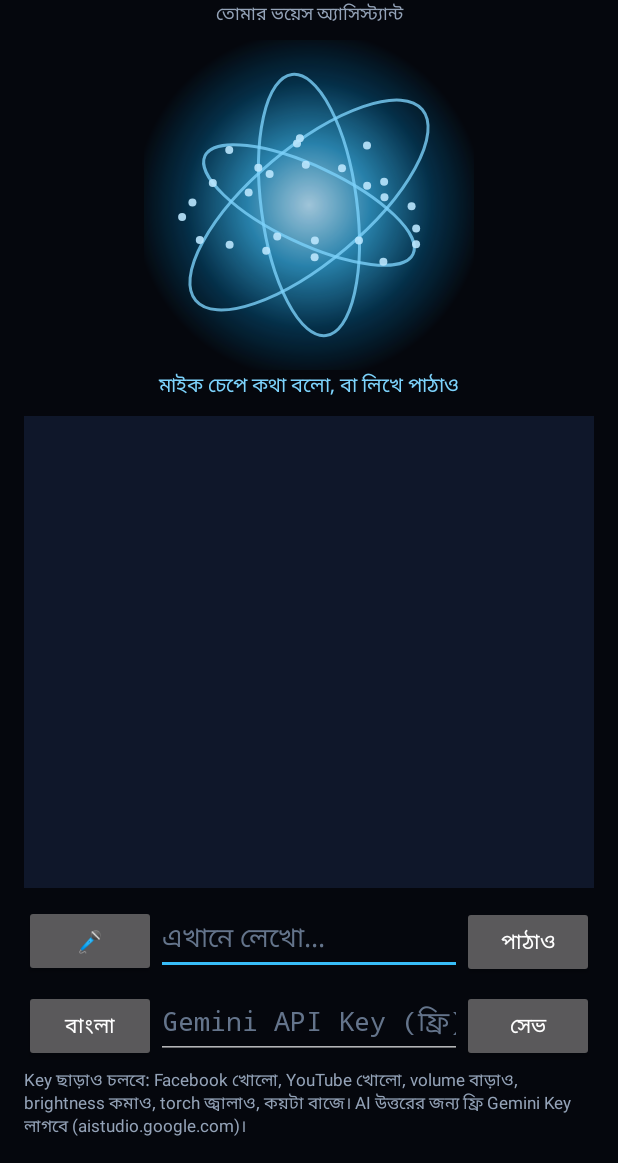
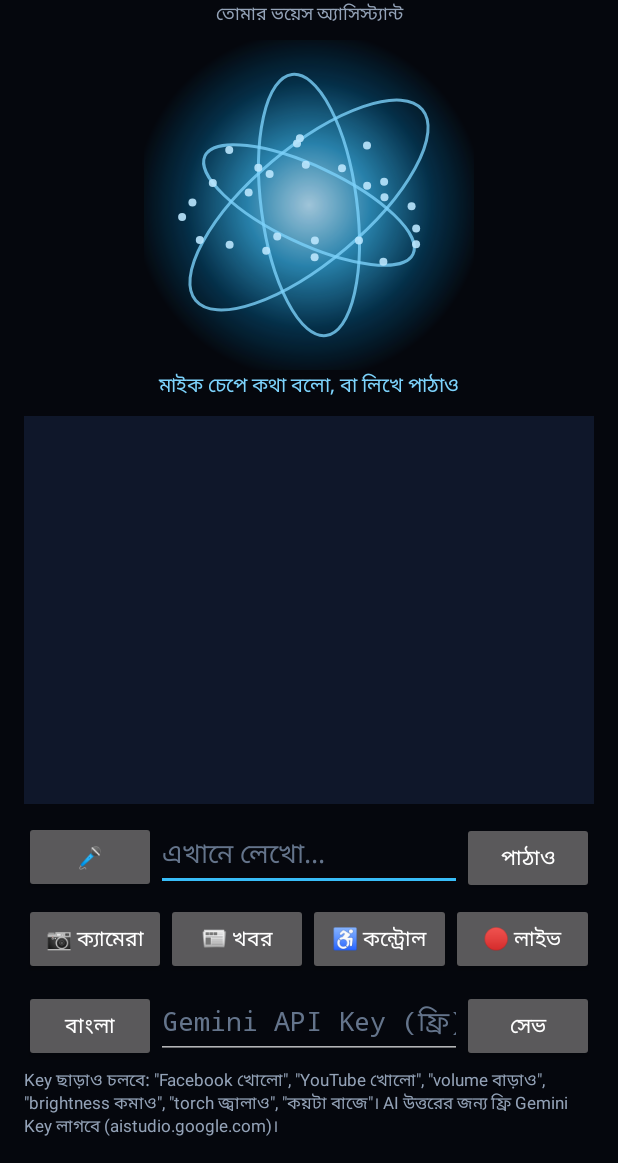
Before and after one commit to mdirfanahmedrabbe-design/NVN.ai, an Android app: the layout activity_main.xml on its own in the app's theme, with its tools: preview values and no code run, on a phone screen of 412 x 824 dp, the part 73-1236 px from its top. Run offline under Robolectric (Android 15) with nearby library versions, the phone set to English and light mode, and no system bars.

Commit message:
NVN.ai features

```diff
--- a/android/app/src/main/res/layout/activity_main.xml
+++ b/android/app/src/main/res/layout/activity_main.xml
@@ -91,6 +91,41 @@
         android:orientation="horizontal">
 
         <Button
+            android:id="@+id/camera"
+            android:layout_width="0dp"
+            android:layout_height="wrap_content"
+            android:layout_weight="1"
+            android:text="📷 ক্যামেরা" />
+
+        <Button
+            android:id="@+id/news"
+            android:layout_width="0dp"
+            android:layout_height="wrap_content"
+            android:layout_weight="1"
+            android:text="📰 খবর" />
+
+        <Button
+            android:id="@+id/access"
+            android:layout_width="0dp"
+            android:layout_height="wrap_content"
+            android:layout_weight="1"
+            android:text="♿ কন্ট্রোল" />
+
+        <Button
+            android:id="@+id/live"
+            android:layout_width="0dp"
+            android:layout_height="wrap_content"
+            android:layout_weight="1"
+            android:text="🔴 লাইভ" />
+    </LinearLayout>
+
+    <LinearLayout
+        android:layout_width="match_parent"
+        android:layout_height="wrap_content"
+        android:layout_marginTop="8dp"
+        android:orientation="horizontal">
+
+        <Button
             android:id="@+id/lang"
             android:layout_width="wrap_content"
             android:layout_height="wrap_content"
@@ -117,7 +152,7 @@
         android:layout_width="match_parent"
         android:layout_height="wrap_content"
         android:layout_marginTop="6dp"
-        android:text="Key ছাড়াও চলবে: Facebook খোলো, YouTube খোলো, volume বাড়াও, brightness কমাও, torch জ্বালাও, কয়টা বাজে। AI উত্তরের জন্য ফ্রি Gemini Key লাগবে (aistudio.google.com)।"
+        android:text="Key ছাড়াও চলবে: &quot;Facebook খোলো&quot;, &quot;YouTube খোলো&quot;, &quot;volume বাড়াও&quot;, &quot;brightness কমাও&quot;, &quot;torch জ্বালাও&quot;, &quot;কয়টা বাজে&quot;। AI উত্তরের জন্য ফ্রি Gemini Key লাগবে (aistudio.google.com)।"
         android:textColor="#94A3B8"
         android:textSize="11sp" />
 </LinearLayout>
```
